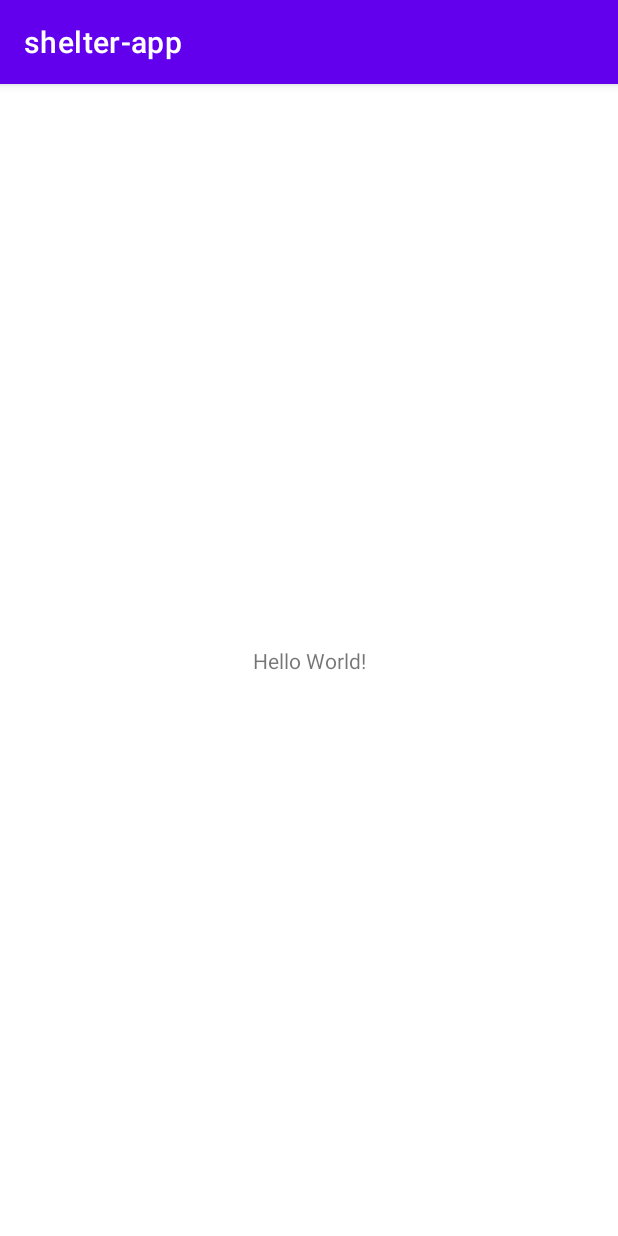
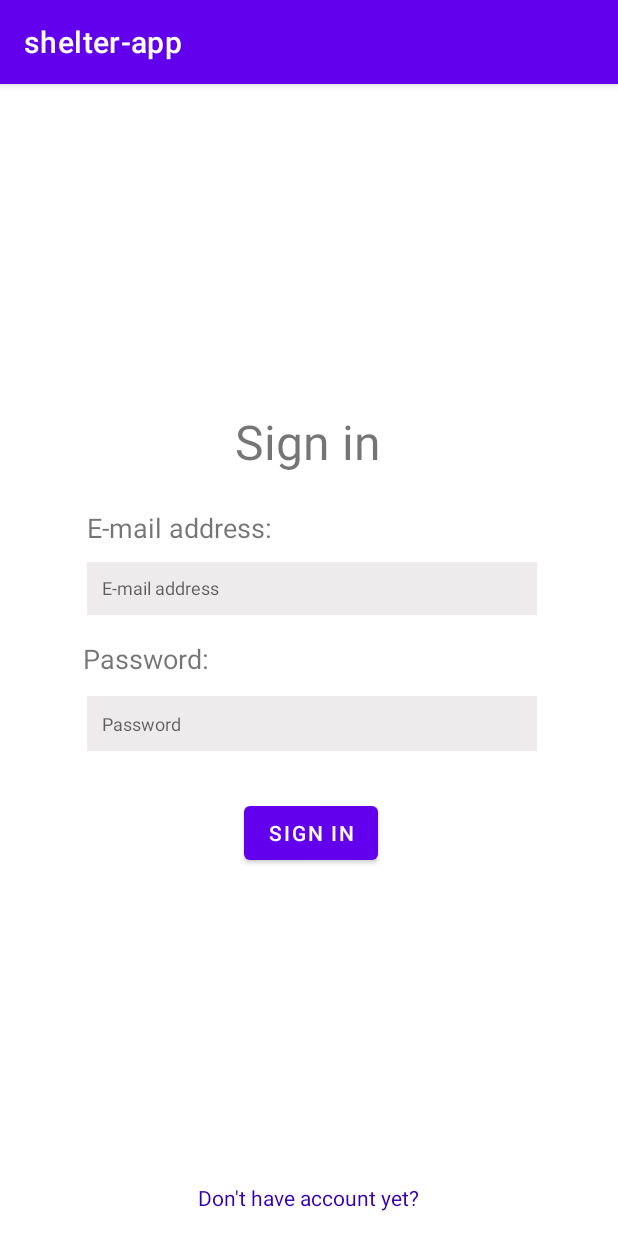
Before and after one commit to WronaK/shelter-app, an Android app: the screen it shows after launch (MainActivity), on a phone screen of 412 x 824 dp. Run offline under Robolectric (Android 15) with nearby library versions, the phone set to English and light mode, and no system bars.

Commit message:
Login view

```diff
--- a/android/app/src/main/res/layout/activity_main.xml
+++ b/android/app/src/main/res/layout/activity_main.xml
@@ -4,15 +4,109 @@
     xmlns:tools="http://schemas.android.com/tools"
     android:layout_width="match_parent"
     android:layout_height="match_parent"
+    android:background="#FFFFFF"
     tools:context=".MainActivity">
+
+    <TextView
+        android:id="@+id/textView3"
+        android:layout_width="wrap_content"
+        android:layout_height="wrap_content"
+        android:text="@string/Login_title"
+        android:textSize="32sp"
+        app:layout_constraintBottom_toBottomOf="parent"
+        app:layout_constraintHorizontal_bias="0.498"
+        app:layout_constraintLeft_toLeftOf="parent"
+        app:layout_constraintRight_toRightOf="parent"
+        app:layout_constraintTop_toTopOf="parent"
+        app:layout_constraintVertical_bias="0.299" />
+
+
+    <TextView
+        android:id="@+id/textView2"
+        android:layout_width="wrap_content"
+        android:layout_height="wrap_content"
+        android:text="@string/e_mail_address_tip"
+        android:textSize="18sp"
+        app:layout_constraintBottom_toBottomOf="parent"
+        app:layout_constraintEnd_toEndOf="parent"
+        app:layout_constraintHorizontal_bias="0.2"
+        app:layout_constraintStart_toStartOf="parent"
+        app:layout_constraintTop_toTopOf="parent"
+        app:layout_constraintVertical_bias="0.381" />
+
+    <androidx.appcompat.widget.AppCompatEditText
+        android:id="@+id/appCompatEditText"
+        android:layout_width="wrap_content"
+        android:layout_height="wrap_content"
+        android:width="300dp"
+        android:height="35dp"
+        android:background="#edebeb"
+        android:hint="@string/e_mail_hint"
+        android:padding="10dp"
+        android:textColor="#FFFFFF"
+        android:textSize="12sp"
+        app:layout_constraintBottom_toBottomOf="parent"
+        app:layout_constraintEnd_toEndOf="parent"
+        app:layout_constraintHorizontal_bias="0.52"
+        app:layout_constraintStart_toStartOf="parent"
+        app:layout_constraintTop_toTopOf="parent"
+        app:layout_constraintVertical_bias="0.435" />
+
 
     <TextView
         android:layout_width="wrap_content"
         android:layout_height="wrap_content"
-        android:text="Hello World!"
+        android:text="@string/password_tip"
+        android:textSize="18sp"
         app:layout_constraintBottom_toBottomOf="parent"
-        app:layout_constraintLeft_toLeftOf="parent"
-        app:layout_constraintRight_toRightOf="parent"
-        app:layout_constraintTop_toTopOf="parent" />
+        app:layout_constraintEnd_toEndOf="parent"
+        app:layout_constraintHorizontal_bias="0.169"
+        app:layout_constraintStart_toStartOf="parent"
+        app:layout_constraintTop_toTopOf="parent"
+        app:layout_constraintVertical_bias="0.499" />
+
+    <androidx.appcompat.widget.AppCompatEditText
+        android:id="@+id/appCompatEditText2"
+        android:layout_width="wrap_content"
+        android:layout_height="wrap_content"
+        android:width="300dp"
+        android:height="35dp"
+        android:background="#edebeb"
+        android:inputType="textPassword"
+        android:hint="@string/password_hint"
+        android:padding="10dp"
+        android:textColor="#FFFFFF"
+        android:textSize="12sp"
+        app:layout_constraintBottom_toBottomOf="parent"
+        app:layout_constraintEnd_toEndOf="parent"
+        app:layout_constraintHorizontal_bias="0.52"
+        app:layout_constraintStart_toStartOf="parent"
+        app:layout_constraintTop_toTopOf="parent"
+        app:layout_constraintVertical_bias="0.558" />
+
+
+    <Button
+        android:layout_width="wrap_content"
+        android:layout_height="wrap_content"
+        android:text="@string/Login_title"
+        app:layout_constraintBottom_toBottomOf="parent"
+        app:layout_constraintEnd_toEndOf="parent"
+        app:layout_constraintHorizontal_bias="0.504"
+        app:layout_constraintStart_toStartOf="parent"
+        app:layout_constraintTop_toTopOf="parent"
+        app:layout_constraintVertical_bias="0.65999997" />
+
+    <TextView
+        android:layout_width="wrap_content"
+        android:layout_height="wrap_content"
+        android:layout_marginBottom="16dp"
+        android:text="@string/No_account_tip"
+        android:textColor="@color/purple_700"
+        app:layout_constraintBottom_toBottomOf="parent"
+        app:layout_constraintEnd_toEndOf="parent"
+        app:layout_constraintHorizontal_bias="0.498"
+        app:layout_constraintStart_toStartOf="parent"
+        app:layout_constraintTop_toTopOf="parent"
+        app:layout_constraintVertical_bias="1.0" />
 
 </androidx.constraintlayout.widget.ConstraintLayout>
--- a/android/app/src/main/res/values/strings.xml
+++ b/android/app/src/main/res/values/strings.xml
@@ -1,3 +1,9 @@
 <resources>
     <string name="app_name">shelter-app</string>
+    <string name="Login_title">Sign in</string>
+    <string name="e_mail_address_tip">E-mail address:</string>
+    <string name="password_tip">Password:</string>
+    <string name="No_account_tip">Don\'t have account yet?</string>
+    <string name="password_hint">Password</string>
+    <string name="e_mail_hint">E-mail address</string>
 </resources>
```
